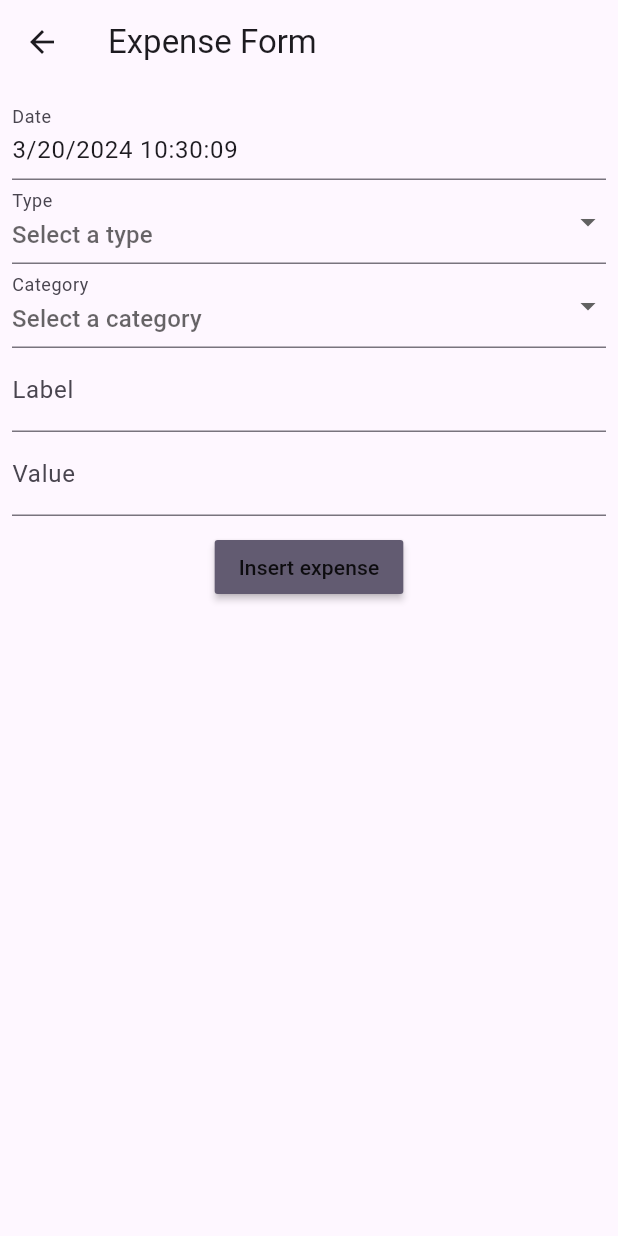
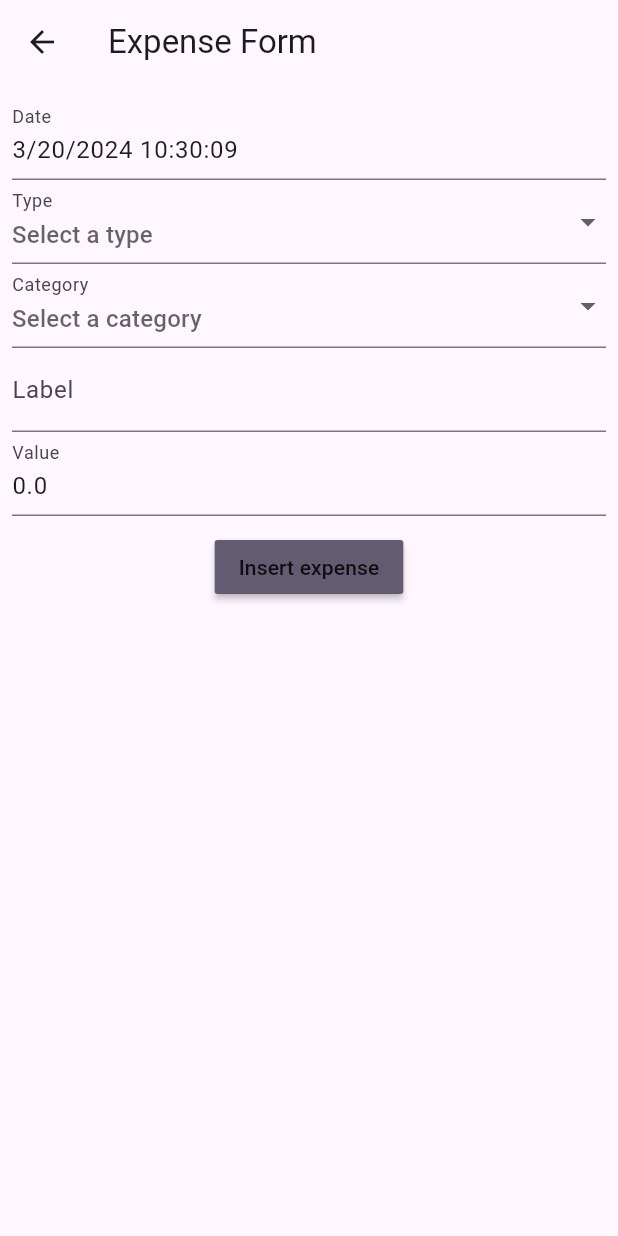
Before and after one commit to HeatherShein/expense-charts, a Flutter app: the screen it shows after launch, item 2 of the bottom bar chosen, after a tap on the "add" icon, on a phone screen of 412 x 824 dp. Run offline on Flutter 3.47's test engine with Material 3 defaults, Android fonts, the phone set to English and light mode, and no system bars; drawn by our look-alikes of flutter_form_builder; our stand-ins replace file_picker, fl_chart, permission_handler, sqflite, sqflite_common_ffi, velocity_x; accounts and stored records are empty.

Commit message:
Import database + BUG permissions

```diff
--- a/lib/components/database_helper.dart
+++ b/lib/components/database_helper.dart
@@ -152,7 +152,9 @@ class DatabaseHelper {
       FROM
         expenses
       WHERE
-        datetime(millisSinceEpoch / 1000, 'unixepoch') BETWEEN ? AND ?
+        datetime(millisSinceEpoch / 1000, 'unixepoch') >= date(?)
+        AND
+        datetime(millisSinceEpoch / 1000, 'unixepoch') < date(?, '+1 day')
         AND
         type = ?
       GROUP BY
@@ -185,7 +187,9 @@ class DatabaseHelper {
       FROM
         expenses
       WHERE
-        datetime(millisSinceEpoch / 1000, 'unixepoch') BETWEEN ? AND ?
+        datetime(millisSinceEpoch / 1000, 'unixepoch') >= date(?)
+        AND
+        datetime(millisSinceEpoch / 1000, 'unixepoch') < date(?, '+1 day')
         AND
         type = ?
       GROUP BY
@@ -218,7 +222,9 @@ class DatabaseHelper {
       FROM
         expenses
       WHERE
-        datetime(millisSinceEpoch / 1000, 'unixepoch') BETWEEN ? AND ?
+        datetime(millisSinceEpoch / 1000, 'unixepoch') >= date(?)
+        AND
+        datetime(millisSinceEpoch / 1000, 'unixepoch') < date(?, '+1 day')
         AND
         type = ?
       GROUP BY
@@ -251,7 +257,9 @@ class DatabaseHelper {
       FROM
         expenses
       WHERE
-        datetime(millisSinceEpoch / 1000, 'unixepoch') BETWEEN ? AND ?
+        datetime(millisSinceEpoch / 1000, 'unixepoch') >= date(?)
+        AND
+        datetime(millisSinceEpoch / 1000, 'unixepoch') < date(?, '+1 day')
         AND
         type = ?
       GROUP BY
@@ -269,4 +277,13 @@ class DatabaseHelper {
     });
   }
 
+  Future<bool> existsInExistingDatabase(Map<String, dynamic> row) async {
+    final db = await _getDatabase();
+    int? count = Sqflite.firstIntValue(await db.rawQuery(
+      'SELECT COUNT(*) FROM expenses WHERE id = ? AND millisSinceEpoch = ?',
+      [row['id'], row['millisSinceEpoch']],
+    ));
+    return count! > 0;
+  }
+
 }
--- a/lib/components/indicator.dart
+++ b/lib/components/indicator.dart
@@ -7,7 +7,7 @@ class Indicator extends StatelessWidget {
     required this.color,
     required this.text,
     required this.isSquare,
-    this.size = 16,
+    this.size = 12,
     this.textColor,
     this.onTap,
     required this.isBold,
@@ -44,7 +44,7 @@ class Indicator extends StatelessWidget {
           Text(
             text,
             style: TextStyle(
-              fontSize: 16,
+              fontSize: 14,
               fontWeight: isBold ? FontWeight.bold : FontWeight.normal,
               color: textColor,
             ),
--- a/lib/pages/expense_form.dart
+++ b/lib/pages/expense_form.dart
@@ -153,6 +153,7 @@ class ExpenseForm extends StatelessWidget {
                     hintText: 'Write a value',
                   ),
                   keyboardType: TextInputType.number,
+                  initialValue: value.toString(),
                 ),
                 const SizedBox(height: 10.0,),
                 MaterialButton(
--- a/lib/pages/expense_graph.dart
+++ b/lib/pages/expense_graph.dart
@@ -1,4 +1,5 @@
 import 'package:expenses_charts/components/indicator.dart';
+import 'package:expenses_charts/components/settings_menu.dart';
 import 'package:expenses_charts/models/expense_group.dart';
 import 'package:expenses_charts/models/expense_utils.dart';
 import 'package:expenses_charts/pages/expense_form.dart';
@@ -18,9 +19,8 @@ class ExpenseGraphPage extends StatefulWidget {
 
 class _ExpenseGraphPageState extends State<ExpenseGraphPage> {
   String graphTitle = 'Expenses per period';
-  int boldIndex = -1;
 
-  List<BarChartGroupData> getBarGroups(List<ExpenseGroup> expenseGroups, {String key_filter = ''}) {
+  List<BarChartGroupData> getBarGroups(List<ExpenseGroup> expenseGroups, {String keyFilter = ''}) {
     Map<String, List<ExpenseGroup>> groupedByAggregate = {};
 
     // Regroup expenses by group aggregate
@@ -29,7 +29,7 @@ class _ExpenseGraphPageState extends State<ExpenseGraphPage> {
         groupedByAggregate[expenseGroup.groupAggregate] = [];
       }
       // Filter by category
-      if (key_filter == '' || key_filter == expenseGroup.category) {
+      if (keyFilter == '' || keyFilter == expenseGroup.category) {
         groupedByAggregate[expenseGroup.groupAggregate]!.add(expenseGroup);
       }
     }
@@ -78,7 +78,7 @@ class _ExpenseGraphPageState extends State<ExpenseGraphPage> {
     List<String> sortedKeys = groupedByAggregate.keys.toList()..sort();
 
     // Define number of maximum dates displayed
-    int xtick = (sortedKeys.length / 4).floor();
+    int xtick = (sortedKeys.length / 4).floor() == 0 ? 1 : (sortedKeys.length / 4).floor();
     return FlTitlesData(
       topTitles: const AxisTitles(sideTitles: SideTitles(showTitles: false)),
       leftTitles: const AxisTitles(
@@ -126,10 +126,10 @@ class _ExpenseGraphPageState extends State<ExpenseGraphPage> {
           setState(() {
             if(settingsState.keyFilter == categories[index]) {
               settingsState.keyFilter = '';
-              boldIndex = -1;
+              settingsState.boldIndex = -1;
             } else {
               settingsState.keyFilter = categories[index];
-              boldIndex = index;
+              settingsState.boldIndex = index;
             }
           });
         },
@@ -160,7 +160,7 @@ class _ExpenseGraphPageState extends State<ExpenseGraphPage> {
           List<Indicator> indicators = getLegend(totalPerCategory.keys.toList(), settingsState);
           // Make the selected indicator bold
           for (var i = 0; i < indicators.length; i++) {
-            indicators[i].isBold = i == boldIndex;
+            indicators[i].isBold = i == settingsState.boldIndex;
           }
           return Scaffold(
             appBar: AppBar(
@@ -169,6 +169,9 @@ class _ExpenseGraphPageState extends State<ExpenseGraphPage> {
                 color: Vx.orange400,
               ),
               title: const Text("Graph"),
+              actions: const [
+                SettingsMenu(),
+              ],
             ),
             body: SafeArea(
               child: Padding(
@@ -183,6 +186,8 @@ class _ExpenseGraphPageState extends State<ExpenseGraphPage> {
                       )
                     ),
                     const SizedBox(height: 16,),
+                    Column(
+                      children: [
                         Row(
                           mainAxisAlignment: MainAxisAlignment.center,
                           children: [
@@ -235,6 +240,11 @@ class _ExpenseGraphPageState extends State<ExpenseGraphPage> {
                                 });
                               }
                             ),
+                          ],
+                        ),
+                        Row(
+                          mainAxisAlignment: MainAxisAlignment.center,
+                          children: [
                             Text(DateFormat('yyyy-MM-dd').format(settingsState.startDate)),
                             IconButton(
                               icon: const Icon(Icons.calendar_today),
@@ -273,10 +283,12 @@ class _ExpenseGraphPageState extends State<ExpenseGraphPage> {
                             ),
                           ],
                         ),
+                      ],
+                    ),
                     Flexible(
                       child: BarChart(
                         BarChartData(
-                          barGroups: getBarGroups(expenseGroups, key_filter: settingsState.keyFilter),
+                          barGroups: getBarGroups(expenseGroups, keyFilter: settingsState.keyFilter),
                           borderData: FlBorderData(
                             show: true
                           ),
--- a/lib/pages/expense_pie.dart
+++ b/lib/pages/expense_pie.dart
@@ -1,5 +1,6 @@
 import 'package:expenses_charts/components/indicator.dart';
 import 'package:expenses_charts/components/money_amount.dart';
+import 'package:expenses_charts/components/settings_menu.dart';
 import 'package:expenses_charts/models/expense_group.dart';
 import 'package:expenses_charts/models/expense_utils.dart';
 import 'package:expenses_charts/pages/expense_form.dart';
@@ -69,6 +70,9 @@ class _ExpensePiePageState extends State<ExpensePiePage> {
                 color: Vx.orange400,
               ),
               title: const Text("Pie chart"),
+              actions: const [
+                SettingsMenu(),
+              ],
             ),
             body: SafeArea(
               child: Padding(
--- a/lib/pages/widget_tree.dart
+++ b/lib/pages/widget_tree.dart
@@ -45,7 +45,7 @@ class _WidgetTreePageState extends State<WidgetTreePage> {
           return Text('Error ${snapshot.error}');
         } else {
           PermissionStatus? status = snapshot.data;
-          if (status!.isGranted) {
+          if (status!.isGranted || status.isDenied) { // FIXME : should never be isDenied, but my second phone works while denying for some reasons.
             // Got authorization
             return Scaffold(
             body: Center(child: _widgetOptions.elementAt(
@@ -67,6 +67,7 @@ class _WidgetTreePageState extends State<WidgetTreePage> {
               body: SafeArea(
                 child: Padding(
                   padding: const EdgeInsets.all(8.0),
+                  child: Center(
                     child: ElevatedButton(
                       child: const Text("Allow Storage"),
                       onPressed: () async {
@@ -78,6 +79,7 @@ class _WidgetTreePageState extends State<WidgetTreePage> {
                     ),
                   ),
                 ),
+              ),
             );
           }
         }
--- a/lib/providers/settings.dart
+++ b/lib/providers/settings.dart
@@ -7,6 +7,7 @@ class SettingsProvider extends ChangeNotifier{
   DateTime _endDate = DateTime.now();
   int _nExpenses = 13;
   String _keyFilter = '';
+  int _boldIndex = -1;
 
   String get entryType => _entryType;
   String get aggregateType => _aggregateType;
@@ -14,6 +15,7 @@ class SettingsProvider extends ChangeNotifier{
   DateTime get endDate => _endDate;
   int get nExpenses => _nExpenses;
   String get keyFilter => _keyFilter;
+  int get boldIndex => _boldIndex;
 
   set entryType(String newEntryType) {
     _entryType = newEntryType;
@@ -43,4 +45,8 @@ class SettingsProvider extends ChangeNotifier{
   set keyFilter (String newKeyFilter) {
     _keyFilter = newKeyFilter;
   }
+
+  set boldIndex (int newBoldIndex) {
+    _boldIndex = newBoldIndex;
+  }
 }
--- a/pubspec.yaml
+++ b/pubspec.yaml
@@ -48,6 +48,8 @@ dependencies:
   permission_handler: ^11.1.0
   path_provider: ^2.1.1
   provider: ^6.1.2
+  file_picker: ^6.2.0
+  app_settings: ^5.1.1
 
 dev_dependencies:
   flutter_test:
```
Also changed, not shown: lib/components/settings_menu.dart (added, +138 -0 lines), lib/pages/details.dart (+7 -0 lines), pubspec.lock, 1 other file. Lines whose indentation alone changed are shown as unchanged.
